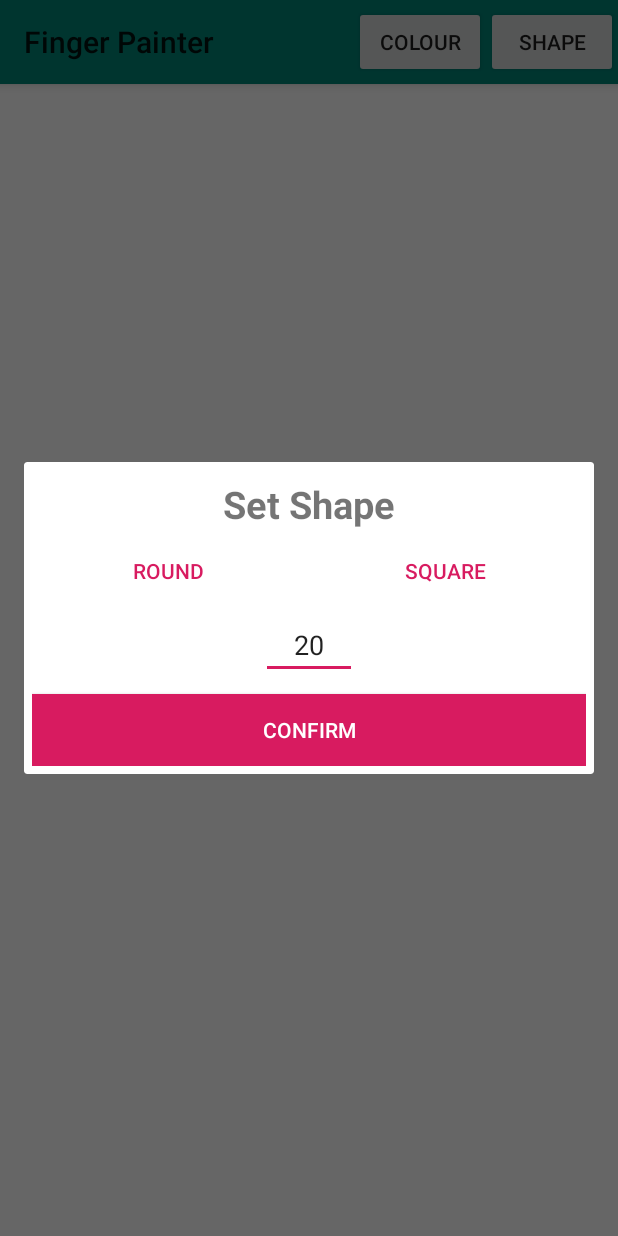
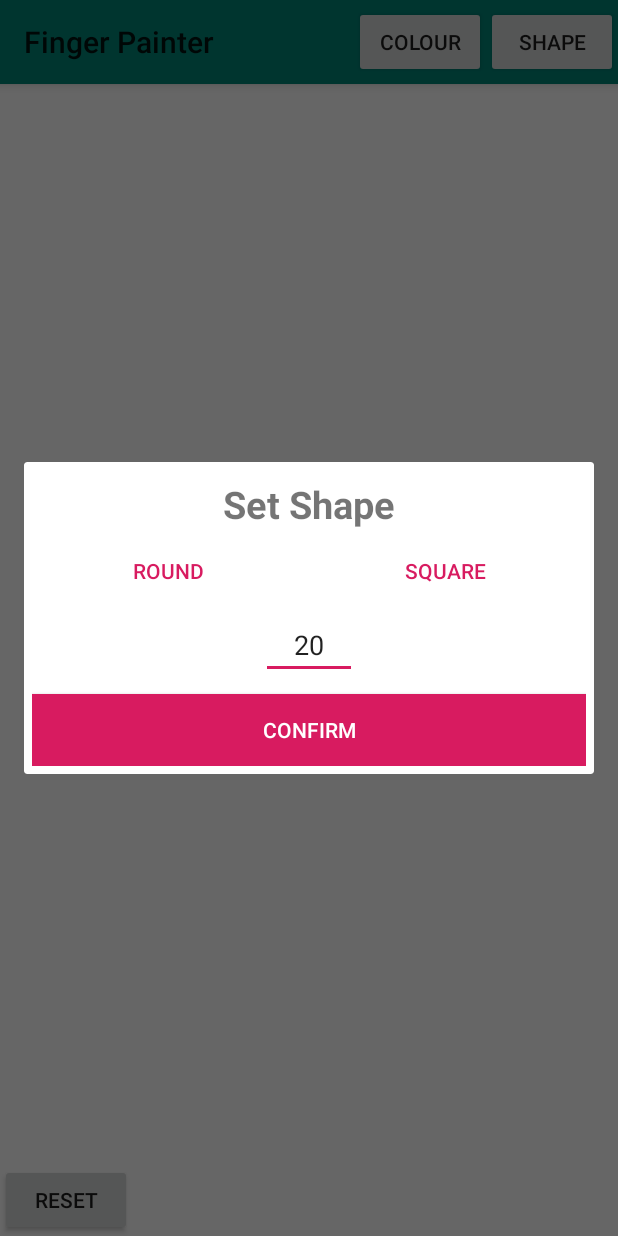
Before and after one commit to amirulumar/PaintingFinger, an Android app: the MainActivity screen opened directly, with no data from a screen before it, after a tap on "SHAPE", on a phone screen of 412 x 824 dp. Run offline under Robolectric (Android 15) with nearby library versions, the phone set to English and light mode, and no system bars; pictures from the network do not load.

Commit message:
Implemented function to clear contents by restarting app.

```diff
--- a/app/src/main/java/com/example/paintingfinger/MainActivity.java
+++ b/app/src/main/java/com/example/paintingfinger/MainActivity.java
@@ -29,12 +29,24 @@ public class MainActivity extends AppCompatActivity {
 
         setColour(myFingerPainterView);
         setShape(myFingerPainterView);
+        clearAll();
     }
 
     public void handleIntent(FingerPainterView paint) {
         Intent intent = getIntent();
         intent.setAction(Intent.ACTION_VIEW);
         paint.load(intent.getData());
+    }
+
+    public void clearAll() {
+        Button clear = findViewById(R.id.reset);
+        clear.setOnClickListener(new View.OnClickListener() {
+            @Override
+            public void onClick(View v) {
+                finish();
+                startActivity(getIntent());
+            }
+        });
     }
 
     @Override
@@ -91,7 +103,7 @@ public class MainActivity extends AppCompatActivity {
                         prompt = "Black";
                         break;
                 }
-                Toast.makeText(getApplicationContext(), "Current colour: " + prompt, Toast.LENGTH_LONG).show();
+                Toast.makeText(getApplicationContext(), "Current colour: " + prompt, Toast.LENGTH_SHORT).show();
 
                 // input values (brush colour)
                 Button colour_red = popup.findViewById(R.id.red);
@@ -142,7 +154,7 @@ public class MainActivity extends AppCompatActivity {
                         prompt = "Square";
                         break;
                 }
-                Toast.makeText(getApplicationContext(), "Current shape: " + prompt, Toast.LENGTH_LONG).show();
+                Toast.makeText(getApplicationContext(), "Current shape: " + prompt, Toast.LENGTH_SHORT).show();
 
                 // input values (brush shape and width)
                 Button shape_round = popup.findViewById(R.id.round);
--- a/app/src/main/res/layout/activity_main.xml
+++ b/app/src/main/res/layout/activity_main.xml
@@ -48,6 +48,12 @@
         app:layout_constraintTop_toTopOf="parent"
         app:layout_constraintVertical_bias="1.0">
 
+        <Button
+            android:id="@+id/reset"
+            android:layout_width="wrap_content"
+            android:layout_height="wrap_content"
+            android:layout_gravity="bottom"
+            android:text="@string/reset" />
     </FrameLayout>
 
 </android.support.constraint.ConstraintLayout>
--- a/app/src/main/res/values/strings.xml
+++ b/app/src/main/res/values/strings.xml
@@ -22,6 +22,7 @@
     <string name="round">ROUND</string>
     <string name="square">SQUARE</string>
     <string name="_0_150">0–150</string>
+    <string name="reset">Reset</string>
     ``
     <string-array name="colour_dropdown">
         <item>Red</item>
```
